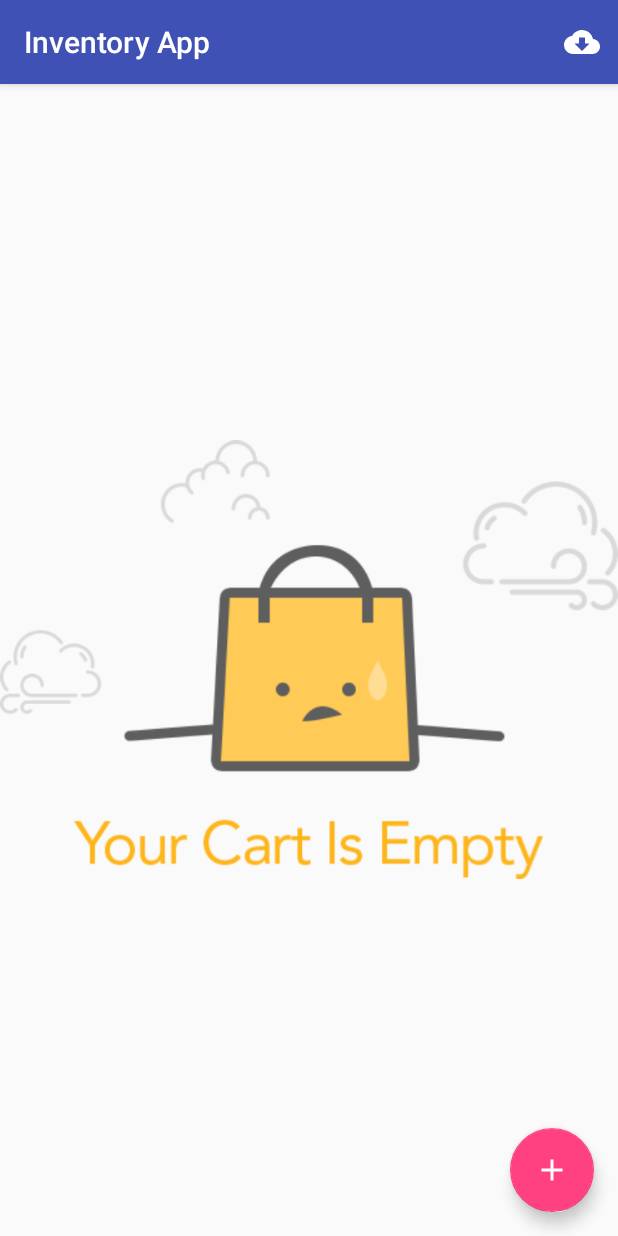
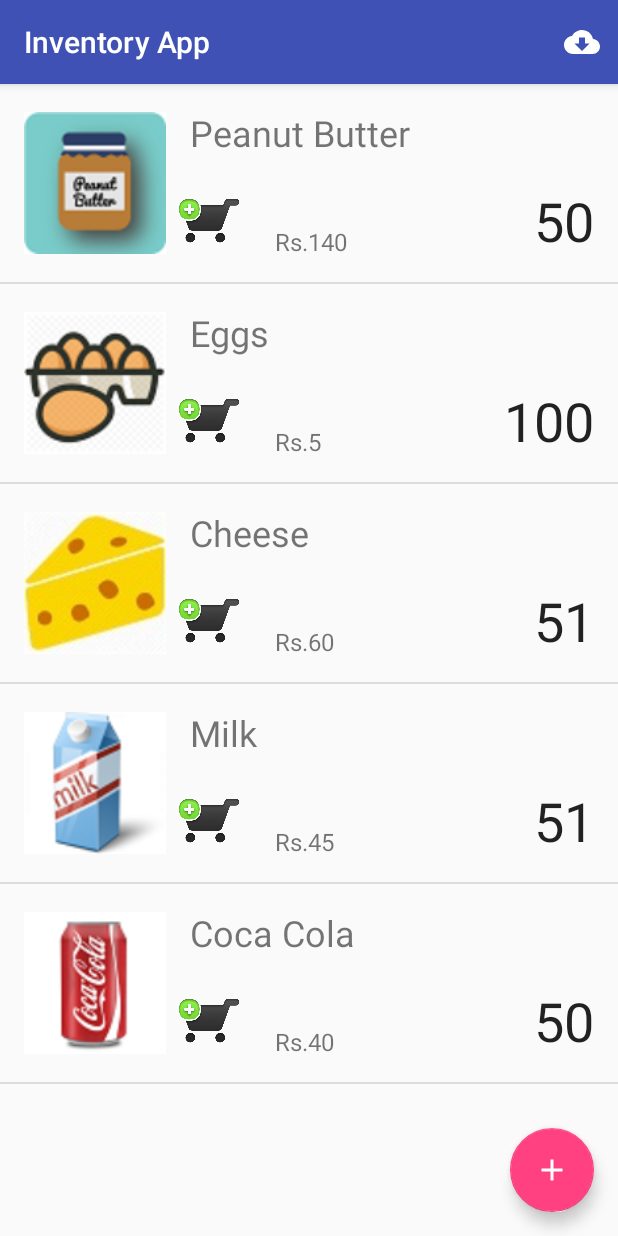
Before and after one commit to kartik-soni/Inventory-App, an Android app: the screen it shows after launch (MainActivity), after a tap on "Insert dummy data", on a phone screen of 412 x 824 dp. Run offline under Robolectric (Android 15) with nearby library versions, the phone set to English and light mode, and no system bars.

Commit message:
Images synced, Dummy data insertion properly working

```diff
--- a/app/src/main/java/com/example/kartik/inventoryapp/MainActivity.java
+++ b/app/src/main/java/com/example/kartik/inventoryapp/MainActivity.java
@@ -1,24 +1,31 @@
 package com.example.kartik.inventoryapp;
 
 import android.content.Intent;
+import android.database.Cursor;
 import android.os.Bundle;
 import android.support.design.widget.FloatingActionButton;
 import android.support.v7.app.AppCompatActivity;
 import android.view.Menu;
 import android.view.MenuItem;
 import android.view.View;
+import android.widget.AbsListView;
 import android.widget.ListView;
 
+import com.example.kartik.inventoryapp.data.StockProvider;
 import com.example.kartik.inventoryapp.data.StocksDbHelper;
 
 public class MainActivity extends AppCompatActivity {
     StocksDbHelper dbHelper;
-    StockAdapter adapter;
+    StockAdapter stockAdapter;
+    int scrollFlag=0;
+
 
     @Override
     protected void onCreate(Bundle savedInstanceState) {
         super.onCreate(savedInstanceState);
         setContentView(R.layout.activity_main);
+        dbHelper = new StocksDbHelper(this);
+
         final FloatingActionButton fab = findViewById(R.id.fab);
         fab.setOnClickListener(new View.OnClickListener() {
             @Override
@@ -31,6 +38,29 @@ public class MainActivity extends AppCompatActivity {
         final ListView listView = findViewById(R.id.list_view);
         View emptyView = findViewById(R.id.empty_view);
         listView.setEmptyView(emptyView);
+        Cursor cursor = dbHelper.readStock();
+
+        stockAdapter = new StockAdapter(this, cursor);
+        listView.setAdapter(stockAdapter);
+
+        listView.setOnScrollListener(new AbsListView.OnScrollListener() {
+            @Override
+            public void onScrollStateChanged(AbsListView view, int scrollState) {
+                if(scrollState == 0) return;
+                final int currentVisibleItem = view.getFirstVisiblePosition();
+                if (currentVisibleItem > scrollFlag) {
+                    fab.show();
+                } else if (currentVisibleItem < scrollFlag) {
+                    fab.hide();
+                }
+                scrollFlag = currentVisibleItem;
+            }
+
+            @Override
+            public void onScroll(AbsListView view, int firstVisibleItem, int visibleItemCount, int totalItemCount) {
+
+            }
+        });
     }
 
     @Override
@@ -43,8 +73,8 @@ public class MainActivity extends AppCompatActivity {
     public boolean onOptionsItemSelected(MenuItem item) {
         switch (item.getItemId()) {
             case R.id.add_dummy_data:
-                /*addDummyData();
-                adapter.swapCursor(dbHelper.readStock());*/
+                addDummyData();
+                stockAdapter.swapCursor(dbHelper.readStock());
         }
         return super.onOptionsItemSelected(item);
     }
@@ -57,6 +87,61 @@ public class MainActivity extends AppCompatActivity {
 
     public void clickCart(long id, int quantity) {
         dbHelper.sellOneItem(id, quantity);
-        adapter.swapCursor(dbHelper.readStock());
+        stockAdapter.swapCursor(dbHelper.readStock());
+    }
+
+    @Override
+    protected void onResume() {
+        super.onResume();
+        stockAdapter.swapCursor(dbHelper.readStock());
+    }
+
+    private void addDummyData() {
+
+        StockProvider peanutButter = new StockProvider(
+                "Peanut Butter",
+                "Rs.140",
+                50,
+                "Pintola Foods Co.",
+                "+91 5123456789",
+                "android.resource://com.example.kartik.inventoryapp/drawable/peanut_butter");
+        dbHelper.insertItem(peanutButter);
+
+        StockProvider egg = new StockProvider(
+                "Eggs",
+                "Rs.5",
+                100,
+                "Republic Of Chicken",
+                "+91 5987643215",
+                "android.resource://com.example.kartik.inventoryapp/drawable/eggs");
+        dbHelper.insertItem(egg);
+
+        StockProvider cheese = new StockProvider(
+                "Cheese",
+                "Rs.60",
+                51,
+                "Verka Diary",
+                "+91 9876542584",
+                "android.resource://com.example.kartik.inventoryapp/drawable/cheese");
+        dbHelper.insertItem(cheese);
+
+        StockProvider milk = new StockProvider(
+                "Milk",
+                "Rs.45",
+                51,
+                "Verka Diary",
+                "+91 5435843215",
+                "android.resource://com.example.kartik.inventoryapp/drawable/milk");
+        dbHelper.insertItem(milk);
+
+        StockProvider cola = new StockProvider(
+                "Coca Cola",
+                "Rs.40",
+                50,
+                "American Beverage",
+                "+91 9876543215",
+                "android.resource://com.example.kartik.inventoryapp/drawable/cola");
+        dbHelper.insertItem(cola);
+
     }
 }
```
